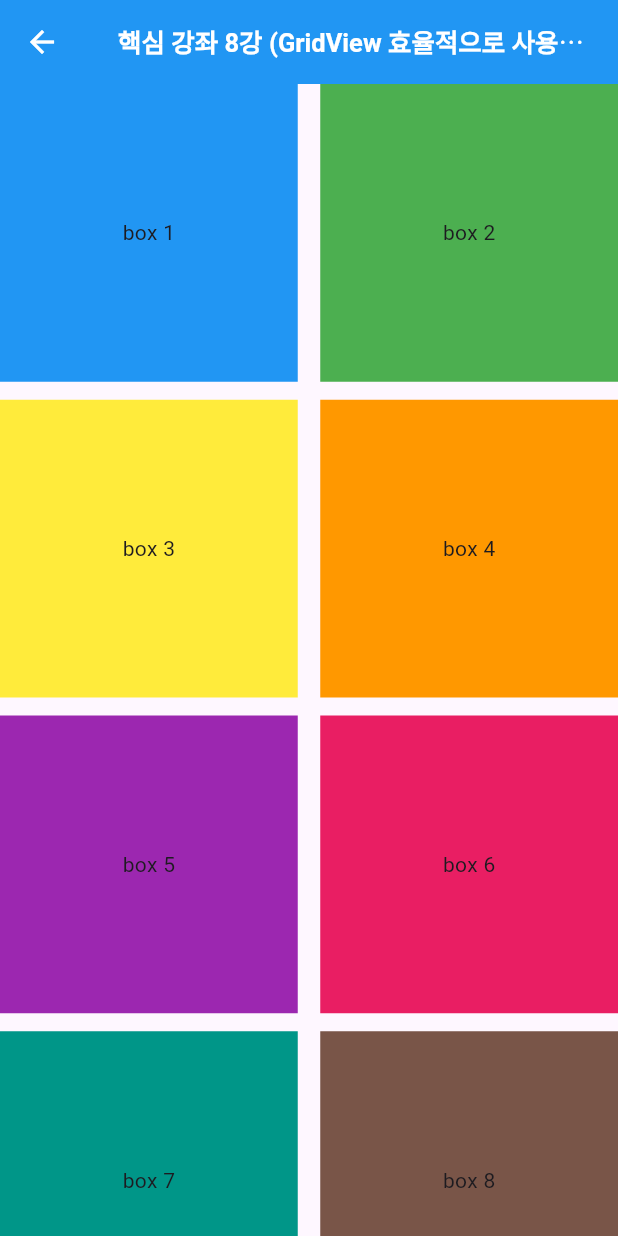
After one commit to shinseunguk/Flutter-Demo, a Flutter app: the GridViewBuilderPage screen opened directly, on a phone screen of 412 x 824 dp. The commit adds this screen. Run offline on Flutter 3.47's test engine with Material 3 defaults, Android fonts, the phone set to English and light mode, and no system bars.

Commit message:
💄 핵심 강좌 8강 (GridView 효율적으로 사용하기)
ref. https://www.youtube.com/watch?v=NOTuBHVo12g&list=PLKVJoykNpXRZcHFT4IS9G4BrssQ_7wF82&index=9

```diff
--- a/lib/main_list_page.dart
+++ b/lib/main_list_page.dart
@@ -7,6 +7,7 @@ import 'screens/Chapter4/gesture_detector_page.dart';
 import 'screens/Chapter5/list_view_page.dart';
 import 'screens/Chapter6/list_view_builder_page.dart';
 import 'screens/Chapter7/grid_view_page.dart';
+import 'screens/Chapter8/grid_view_builder_page.dart';
 
 class MainListPage extends StatelessWidget {
   final List<String> items = [
@@ -17,6 +18,7 @@ class MainListPage extends StatelessWidget {
     '핵심 강좌 5강 (ListView 사용하여 피드 만들기)',
     '핵심 강좌 6강 (ListView 효율적으로 사용하기)',
     '핵심 강좌 7강 (GridView 사용하기)',
+    '핵심 강좌 8강 (GridView 효율적으로 사용하기)',
   ];
 
   final Map<String, Widget> screens = {
@@ -27,6 +29,7 @@ class MainListPage extends StatelessWidget {
     '핵심 강좌 5강 (ListView 사용하여 피드 만들기)': ListViewPage(),
     '핵심 강좌 6강 (ListView 효율적으로 사용하기)': ListViewBuilderPage(),
     '핵심 강좌 7강 (GridView 사용하기)': GridViewPage(),
+    '핵심 강좌 8강 (GridView 효율적으로 사용하기)': GridViewBuilderPage(),
   };
 
   @override
--- /dev/null
+++ b/lib/screens/Chapter8/grid_view_builder_page.dart
@@ -0,0 +1,71 @@
+import 'package:flutter/material.dart';
+
+class GridViewBuilderPage extends StatefulWidget {
+  const GridViewBuilderPage({super.key});
+
+  @override
+  State<GridViewBuilderPage> createState() => _GridViewBuilderPageState();
+}
+
+class _GridViewBuilderPageState extends State<GridViewBuilderPage> {
+  final postList = [
+    {"number": "1", "color": Colors.blue},
+    {"number": "2", "color": Colors.green},
+    {"number": "3", "color": Colors.yellow},
+    {"number": "4", "color": Colors.orange},
+    {"number": "5", "color": Colors.purple},
+    {"number": "6", "color": Colors.pink},
+    {"number": "7", "color": Colors.teal},
+    {"number": "8", "color": Colors.brown},
+    {"number": "9", "color": Colors.cyan},
+    {"number": "10", "color": Colors.lime},
+    {"number": "11", "color": Colors.indigo},
+    {"number": "12", "color": Colors.red},
+    {"number": "13", "color": Colors.lightBlue},
+    {"number": "14", "color": Colors.lightGreen},
+    {"number": "15", "color": Colors.deepOrange},
+    {"number": "16", "color": Colors.deepPurple},
+    {"number": "17", "color": Colors.amber},
+    {"number": "18", "color": Colors.grey},
+    {"number": "19", "color": Colors.blueGrey},
+  ];
+
+  @override
+  Widget build(BuildContext context) {
+    return Scaffold(
+      appBar: AppBar(
+        iconTheme: const IconThemeData(color: Colors.white), // 뒤로가기 아이콘 색상 설정
+        title: const Text(
+          "핵심 강좌 8강 (GridView 효율적으로 사용하기)",
+          textAlign: TextAlign.center,
+          style: TextStyle(
+            color: Colors.white,
+            fontWeight: FontWeight.bold, // 텍스트를 굵게 처리
+            fontSize: 17, // 글자크기 조절
+          ),
+        ),
+        backgroundColor: Colors.blue, // 원하는 색상으로 변경
+      ),
+      body: GridView.builder(
+        gridDelegate: const SliverGridDelegateWithFixedCrossAxisCount(
+          crossAxisCount: 2,
+          crossAxisSpacing: 15.0,
+          mainAxisSpacing: 12.0,
+        ),
+        itemCount: postList.length,
+        itemBuilder:
+            (BuildContext context, int index) => postContainer(
+              number: postList[index]["number"] as String,
+              colorData: postList[index]["color"] as Color,
+            ),
+      ),
+    );
+  }
+
+  Widget postContainer({String number = "0", Color colorData = Colors.amber}) =>
+      Container(
+        height: 200,
+        color: colorData,
+        child: Center(child: Text("box $number")),
+      );
+}
```
